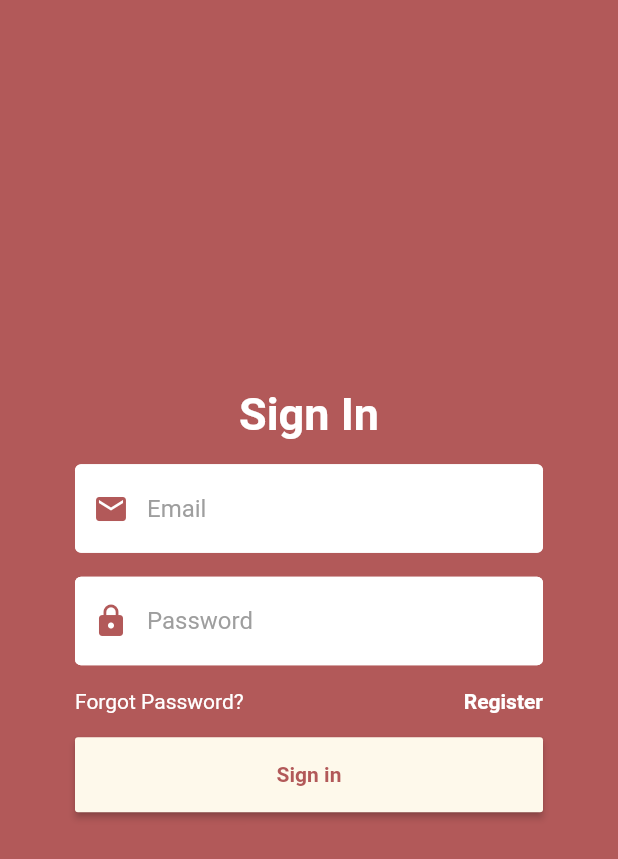
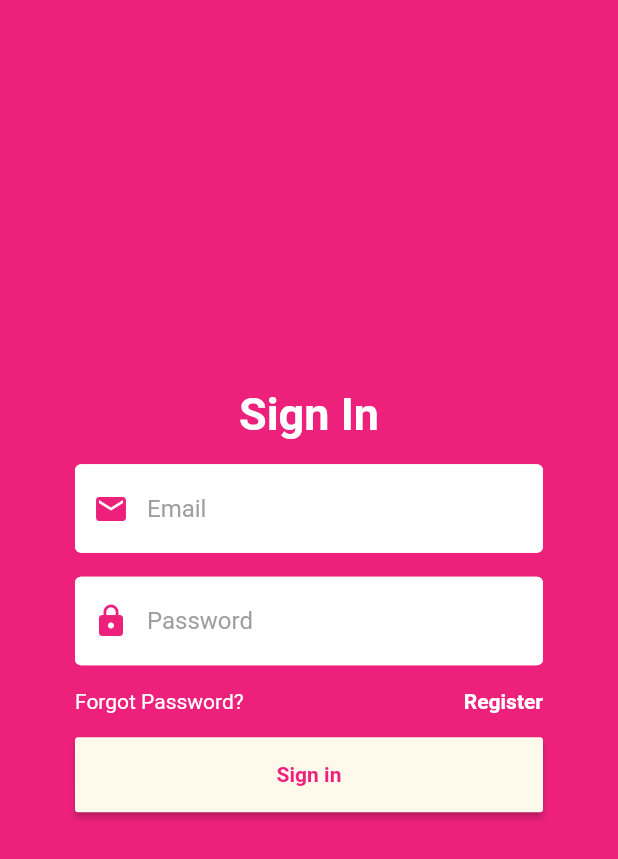
Before and after one commit to danielholmberg/Tribes, a Flutter app: the screen it shows after launch, on a phone screen of 412 x 824 dp. Shown: the top 859 px of the screen. Run offline on Flutter 3.47's test engine with Material 2 defaults, Android fonts, the phone set to English and light mode, and no system bars; our stand-ins replace auto_size_text, cloud_firestore, dynamic_theme, firebase_auth, firebase_storage, floating_bottom_navigation_bar and 5 more; missing offline and left inert: firestore_ui; accounts and stored records are empty; Roboto replaces fonts that are missing (TribesRounded).

Commit message:
New primaryColor.

```diff
--- a/lib/shared/constants.dart
+++ b/lib/shared/constants.dart
@@ -3,7 +3,7 @@ library Constants;
 import 'package:flutter/material.dart';
 
 // Core
-const primaryColor = Color(0xFFB25959);
+const primaryColor = Color(0xFFed217c);
 const accentColor = Color(0xFFFEF9EB);
 const backgroundColor = Color(0xFFfefffd);
 const buttonIconColor = Colors.white;
```
